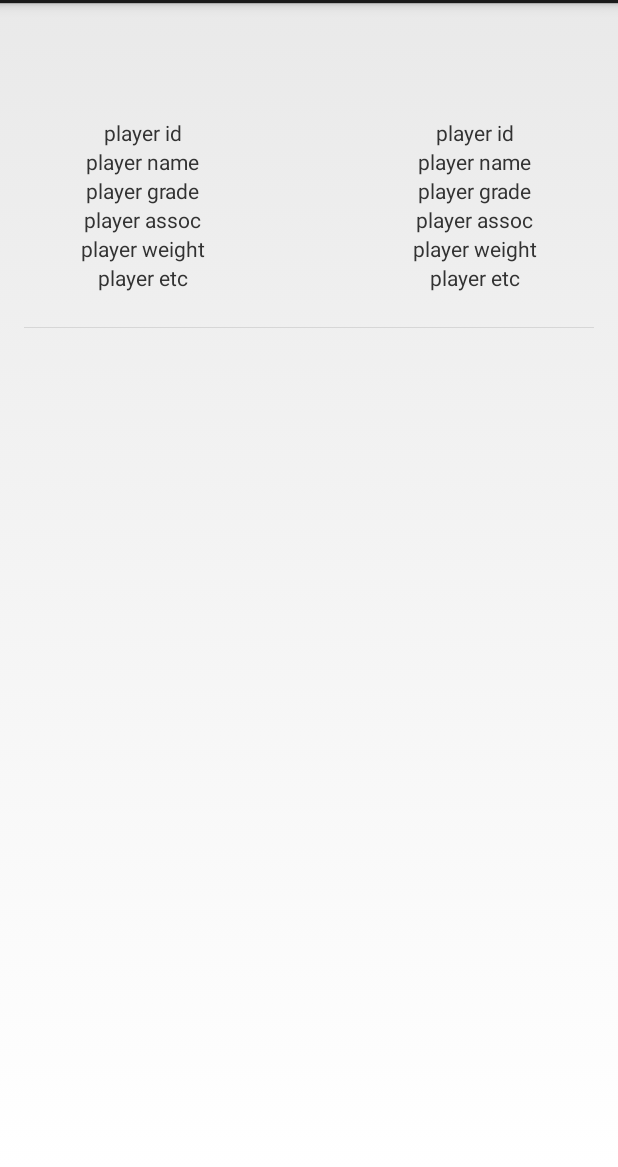
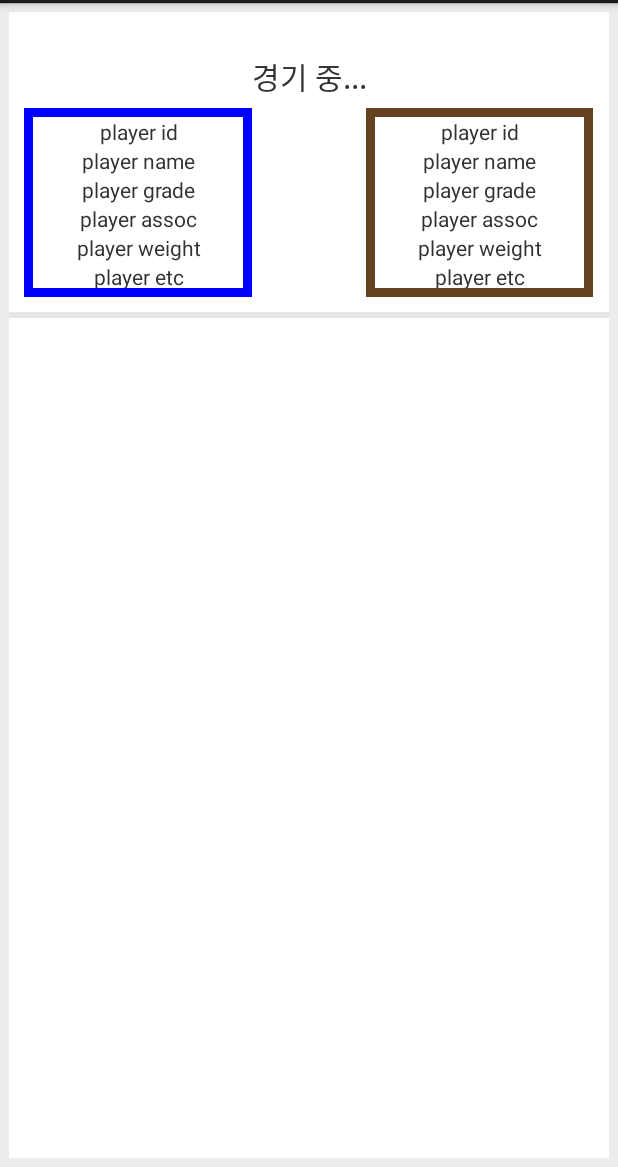
Before and after one commit to carpenta/the-fighting-kor-client, an Android app: the screen it shows after launch (IntroAcitity), after a tap on "제 1 경기장", on a phone screen of 412 x 824 dp, the part 69-1236 px from its top. Run offline under Robolectric (Android 15) with nearby library versions, the phone set to English and light mode, and no system bars; libraries missing offline, so code that uses them is left out: com.squareup.okhttp; 11 statements that could not run were skipped.

Commit message:
add color

```diff
--- a/TheFightingKor/src/main/java/com/appspot/thefightingkor/Server/ServerInfo.java
+++ b/TheFightingKor/src/main/java/com/appspot/thefightingkor/Server/ServerInfo.java
@@ -5,19 +5,14 @@ package com.appspot.thefightingkor.Server;
  */
 public class ServerInfo {
 
-    // 기본 URL
     public static final String BASE_URL = "http://the-fighting-kor.appspot.com/";
 
-    // 등록된 선수 리스트 요청 URL
     public static final String PLAYER_URL = BASE_URL+"json";
 
-    // 경기장 별, 경기목록 요청 1~4
     public static final String GAME_LIST_URL = BASE_URL+"tournaments?ground=";
 
-    // 경기 리스트에서 해당 경기 정보를 요청하는 URL
     public static final String GAME_INFO_URL = BASE_URL+"tournament?gid=";
 
-    // 토너먼트 json 확인을 위한 URL
     public static final String GAME_LIST_URL2 = BASE_URL+"tournaments";
 
 }
--- a/TheFightingKor/src/main/java/com/appspot/thefightingkor/adapter/GameInfoListAdapter.java
+++ b/TheFightingKor/src/main/java/com/appspot/thefightingkor/adapter/GameInfoListAdapter.java
@@ -10,6 +10,7 @@ import android.widget.TextView;
 import com.appspot.thefightingkor.R;
 import com.appspot.thefightingkor.data.Game;
 import com.appspot.thefightingkor.data.Player;
+import com.appspot.thefightingkor.util.ColorUtil;
 import com.appspot.thefightingkor.view.PlayerView;
 
 import java.util.ArrayList;
@@ -40,11 +41,13 @@ public class GameInfoListAdapter extends ArrayAdapter<Game> {
         Holder holder = null;
 
         if(convertView == null) {
+
             holder = new Holder();
             convertView = LayoutInflater.from(getContext()).inflate(R.layout.game, parent, false);
             initView(holder, convertView);
             convertView.setTag(holder);
         }else {
+
             holder = (Holder)convertView.getTag();
         }
 
@@ -57,6 +60,7 @@ public class GameInfoListAdapter extends ArrayAdapter<Game> {
 
         h.gameResult = (TextView)v.findViewById(R.id.game_result);
         h.tournamentNumber = (TextView)v.findViewById(R.id.game_number);
+
         h.player1View = v.findViewById(R.id.game_player1);
         h.player2View = v.findViewById(R.id.game_player2);
 
@@ -71,9 +75,13 @@ public class GameInfoListAdapter extends ArrayAdapter<Game> {
 
         h.player1.setData(item.getPlayer1());
         h.player2.setData(item.getPlayer2());
+
+        h.player1View.setBackgroundResource(R.color.grade_blue);
+        h.player2View.setBackgroundResource(R.color.grade_brown);
     }
 
     class Holder {
+
         TextView gameResult;
         TextView tournamentNumber;
 
--- /dev/null
+++ b/TheFightingKor/src/main/java/com/appspot/thefightingkor/util/ColorUtil.java
@@ -0,0 +1,30 @@
+package com.appspot.thefightingkor.util;
+
+import android.graphics.Color;
+
+import com.appspot.thefightingkor.R;
+
+/**
+ * Created by mc2e on 13. 7. 17..
+ */
+public class ColorUtil {
+
+    private static final String RUNNING = "running";
+
+    public static int getBgColor(String isRunning) {
+
+        int bgColor = Color.GRAY;
+
+        if(isRunning != null) {
+
+            if(isRunning.equalsIgnoreCase(RUNNING)) {
+
+                bgColor = Color.GRAY;
+            }else {
+                bgColor = Color.DKGRAY;
+            }
+        }
+
+        return bgColor;
+    }
+}
--- a/TheFightingKor/src/main/java/com/appspot/thefightingkor/view/PlayerView.java
+++ b/TheFightingKor/src/main/java/com/appspot/thefightingkor/view/PlayerView.java
@@ -24,7 +24,7 @@ public class PlayerView {
     }
 
     public void setData(Player p) {
-        id.setText(p.getId());
+        //id.setText(p.getId());
         name.setText(p.getName());
         grade.setText(p.getGrade());
         assoc.setText(p.getAssoc());
--- a/TheFightingKor/src/main/res/layout/activity_intro.xml
+++ b/TheFightingKor/src/main/res/layout/activity_intro.xml
@@ -2,12 +2,10 @@
                 xmlns:tools="http://schemas.android.com/tools"
                 android:layout_width="match_parent"
                 android:layout_height="match_parent"
-                android:paddingLeft="@dimen/activity_horizontal_margin"
-                android:paddingRight="@dimen/activity_horizontal_margin"
-                android:paddingTop="@dimen/activity_vertical_margin"
-                android:paddingBottom="@dimen/activity_vertical_margin"
+                android:padding="6dp"
                 tools:context=".IntroAcitity"
-                android:id="@+id/container">
+                android:id="@+id/container"
+                android:background="@color/bg_gray">
 
 
 </RelativeLayout>
--- a/TheFightingKor/src/main/res/layout/fragment_game_list.xml
+++ b/TheFightingKor/src/main/res/layout/fragment_game_list.xml
@@ -3,12 +3,14 @@
 <FrameLayout xmlns:android="http://schemas.android.com/apk/res/android"
               android:orientation="vertical"
               android:layout_width="match_parent"
-              android:layout_height="match_parent">
+              android:layout_height="match_parent"
+              android:background="@android:color/white">
 
     <ListView
             android:id="@+id/game_list_view"
             android:layout_width="match_parent"
-            android:layout_height="match_parent"/>
+            android:layout_height="match_parent"
+            android:dividerHeight="4dp" />
 
     <ProgressBar
             style="?android:attr/progressBarStyleLarge"
--- a/TheFightingKor/src/main/res/layout/game.xml
+++ b/TheFightingKor/src/main/res/layout/game.xml
@@ -4,7 +4,7 @@
               android:orientation="vertical"
               android:layout_width="match_parent"
               android:layout_height="200dp"
-              android:padding="5dp"
+              android:padding="10dp"
               android:weightSum="1">
 
     <TextView
@@ -17,29 +17,28 @@
             android:id="@+id/game_result"
             android:layout_width="match_parent"
             android:layout_height="0dp"
-            android:layout_weight="0.1"/>
+            android:layout_weight="0.2"
+            android:textSize="20dp"
+            android:text="경기 중..."
+            android:gravity="center_horizontal"/>
 
     <LinearLayout
             android:layout_width="match_parent"
             android:layout_height="0dp"
-            android:layout_weight="0.8"
+            android:layout_weight="0.7"
             android:orientation="horizontal"
             android:weightSum="1">
 
         <include
-
                 android:id="@+id/game_player1"
                 layout="@layout/game_player_info"
                 android:layout_width="0dp"
                 android:layout_height="match_parent"
                 android:layout_weight="0.4"/>
-
-
         <View
                 android:layout_width="0dp"
                 android:layout_height="match_parent"
                 android:layout_weight="0.2"/>
-
         <include
                 android:id="@+id/game_player2"
                 layout="@layout/game_player_info"
--- a/TheFightingKor/src/main/res/layout/game_player_info.xml
+++ b/TheFightingKor/src/main/res/layout/game_player_info.xml
@@ -1,8 +1,14 @@
 <?xml version="1.0" encoding="utf-8"?>
 
-<LinearLayout xmlns:android="http://schemas.android.com/apk/res/android"
+<FrameLayout xmlns:android="http://schemas.android.com/apk/res/android"
+        android:layout_width="match_parent"
+        android:layout_height="match_parent">
+
+    <LinearLayout
                   android:orientation="vertical"
                   android:gravity="center"
+                  android:layout_margin="6dp"
+                  android:background="@android:color/white"
                   android:layout_width="match_parent"
                   android:layout_height="match_parent">
 
@@ -49,3 +55,4 @@
                 android:text="player etc"/>
 
     </LinearLayout>
+</FrameLayout>
--- a/TheFightingKor/src/main/res/values/colors.xml
+++ b/TheFightingKor/src/main/res/values/colors.xml
@@ -5,4 +5,6 @@
     <color name="grade_purple">#800080</color>
     <color name="grade_brown">#654321</color>
     <color name="grade_black">#000000</color>
+    <color name="bg_gray">#ededed</color>
+    <color name="bg_light_blue">#86c5da</color>
 </resources>
```
Also changed, not shown: 1 other file. Lines whose indentation alone changed are shown as unchanged.
